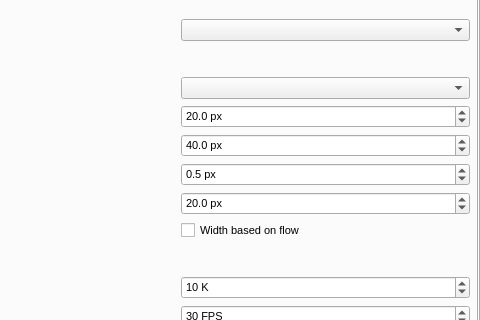
SanPen/GridCal, file src/GridCal/Gui/Main/MainWindow.ui: the form before one commit; both pictures show x 716 to 1196 and y 248 to 568 of the 1196 by 741 pixel window.
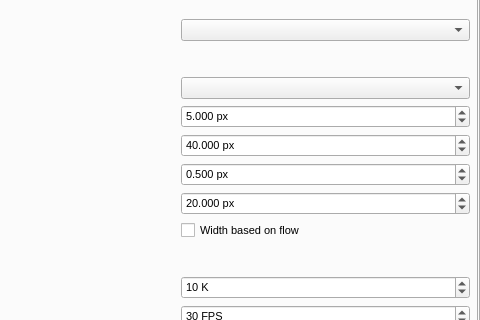
The form after the commit. The open tabs and pages were chosen to show the change. Icons and pictures are not drawn.

The edit to the form file:
```diff
--- a/src/GridCal/Gui/Main/MainWindow.ui
+++ b/src/GridCal/Gui/Main/MainWindow.ui
@@ -1076,10 +1076,13 @@
                              <string> px</string>
                             </property>
                             <property name="decimals">
-                             <number>1</number>
+                             <number>3</number>
                             </property>
                             <property name="minimum">
-                             <double>0.100000000000000</double>
+                             <double>0.010000000000000</double>
+                            </property>
+                            <property name="maximum">
+                             <double>9999.000000000000000</double>
                             </property>
                             <property name="singleStep">
                              <double>0.100000000000000</double>
@@ -1100,7 +1103,13 @@
                              <string> px</string>
                             </property>
                             <property name="decimals">
-                             <number>1</number>
+                             <number>3</number>
+                            </property>
+                            <property name="minimum">
+                             <double>0.010000000000000</double>
+                            </property>
+                            <property name="maximum">
+                             <double>9999.000000000000000</double>
                             </property>
                             <property name="singleStep">
                              <double>0.100000000000000</double>
@@ -1133,16 +1142,19 @@
                              <string> px</string>
                             </property>
                             <property name="decimals">
-                             <number>1</number>
+                             <number>3</number>
                             </property>
                             <property name="minimum">
-                             <double>0.100000000000000</double>
+                             <double>0.010000000000000</double>
+                            </property>
+                            <property name="maximum">
+                             <double>9999.000000000000000</double>
                             </property>
                             <property name="singleStep">
                              <double>0.100000000000000</double>
                             </property>
                             <property name="value">
-                             <double>20.000000000000000</double>
+                             <double>5.000000000000000</double>
                             </property>
                            </widget>
                           </item>
@@ -1157,7 +1169,13 @@
                              <string> px</string>
                             </property>
                             <property name="decimals">
-                             <number>1</number>
+                             <number>3</number>
+                            </property>
+                            <property name="minimum">
+                             <double>0.010000000000000</double>
+                            </property>
+                            <property name="maximum">
+                             <double>9999.000000000000000</double>
                             </property>
                             <property name="singleStep">
                              <double>0.100000000000000</double>
```
Left out of the diff: 2 changed lines with no effect on the pictures.
